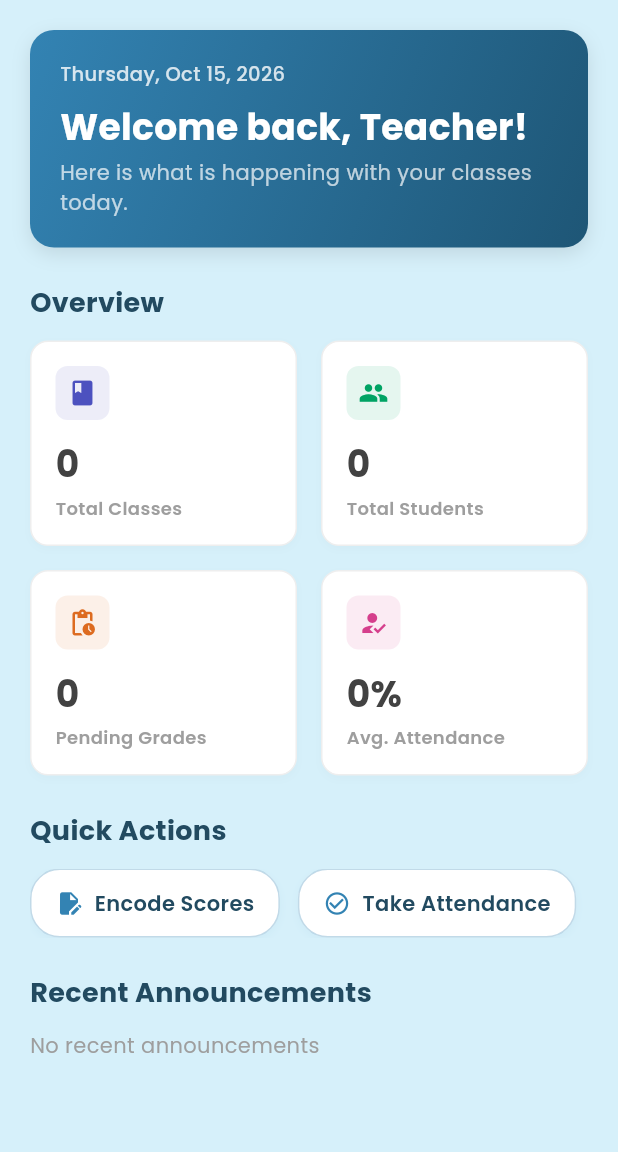
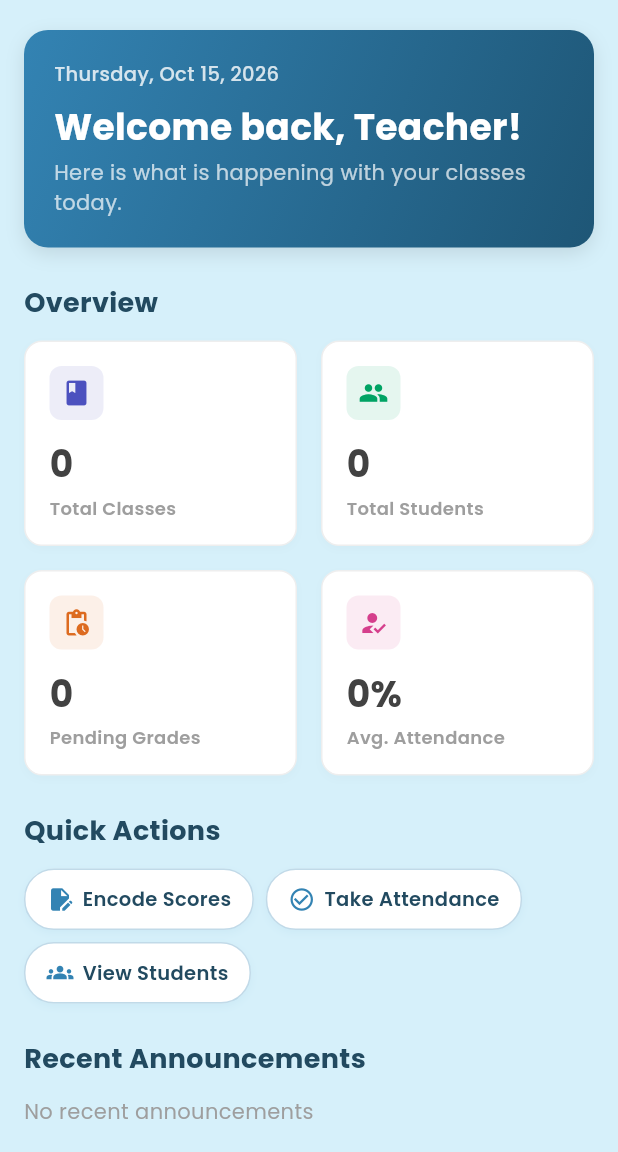
Before and after one commit to HanZeYoo/Academic_System, a Flutter app: the TeacherDashboardScreen screen opened directly, on a phone screen of 412 x 824 dp, the part 84-1236 px from its top. Run offline on Flutter 3.47's test engine with Material 3 defaults, Android fonts, the phone set to English and light mode, and no system bars; our stand-ins replace csv, file_picker, firebase_core, firebase_messaging, fl_chart, flutter_local_notifications and 8 more; missing offline and left inert: dart:html, excel, mailer, nfc_manager; accounts and stored records are empty.

Commit message:
UI akignment adjustments for mobile viewing

```diff
--- a/lib/screens/teacher_dashboard_screen.dart
+++ b/lib/screens/teacher_dashboard_screen.dart
@@ -496,7 +496,7 @@ class _TeacherDashboardScreenState extends State<TeacherDashboardScreen> {
       onRefresh: () => _loadDashboardData(isRefresh: true),
       child: SingleChildScrollView(
         physics: const AlwaysScrollableScrollPhysics(),
-        padding: const EdgeInsets.all(20.0),
+        padding: const EdgeInsets.symmetric(horizontal: 16.0, vertical: 20.0),
         child: Column(
           crossAxisAlignment: CrossAxisAlignment.start,
           children: [
@@ -560,17 +560,14 @@ class _TeacherDashboardScreenState extends State<TeacherDashboardScreen> {
             // Quick Actions
             const Text('Quick Actions', style: TextStyle(fontSize: 18, fontWeight: FontWeight.bold, color: Color(0xFF224A60))),
             const SizedBox(height: 12),
-            SingleChildScrollView(
-              scrollDirection: Axis.horizontal,
-              child: Row(
+            Wrap(
+              spacing: 8,
+              runSpacing: 8,
               children: [
                 _buildActionChip('Encode Scores', Icons.edit_document, () => setState(() => _selectedMenu = 'Encode score')),
-                  const SizedBox(width: 12),
                 _buildActionChip('Take Attendance', Icons.check_circle_outline, () => setState(() => _selectedMenu = 'Attendance')),
-                  const SizedBox(width: 12),
                 _buildActionChip('View Students', Icons.groups, () => setState(() => _selectedMenu = 'Student')),
               ],
-              ),
             ),
             const SizedBox(height: 24),
 
@@ -643,23 +640,40 @@ class _TeacherDashboardScreenState extends State<TeacherDashboardScreen> {
   }
 
   Widget _buildActionChip(String label, IconData icon, VoidCallback onTap) {
-    return InkWell(
+    return Material(
+      color: Colors.transparent,
+      child: InkWell(
         onTap: onTap,
         borderRadius: BorderRadius.circular(20),
         child: Container(
-        padding: const EdgeInsets.symmetric(horizontal: 16, vertical: 12),
+          padding: const EdgeInsets.symmetric(horizontal: 14, vertical: 10),
           decoration: BoxDecoration(
             color: Colors.white,
             borderRadius: BorderRadius.circular(20),
             border: Border.all(color: const Color(0xFF3383B3).withOpacity(0.3)),
-          boxShadow: [BoxShadow(color: const Color(0xFF3383B3).withOpacity(0.05), blurRadius: 4, offset: const Offset(0, 2))],
+            boxShadow: [
+              BoxShadow(
+                color: const Color(0xFF3383B3).withOpacity(0.06),
+                blurRadius: 4,
+                offset: const Offset(0, 2),
+              ),
+            ],
           ),
           child: Row(
+            mainAxisSize: MainAxisSize.min,
             children: [
               Icon(icon, size: 18, color: const Color(0xFF3383B3)),
-            const SizedBox(width: 8),
-            Text(label, style: const TextStyle(fontWeight: FontWeight.w600, color: Color(0xFF224A60))),
+              const SizedBox(width: 6),
+              Text(
+                label,
+                style: const TextStyle(
+                  fontSize: 13,
+                  fontWeight: FontWeight.w600,
+                  color: Color(0xFF224A60),
+                ),
+              ),
             ],
+          ),
         ),
       ),
     );
```
Also changed, not shown: lib/screens/my_classes_screen.dart (+76 -74 lines), lib/screens/teacher_student_screen.dart (+6 -9 lines), pubspec.lock. Lines whose indentation alone changed are shown as unchanged.
